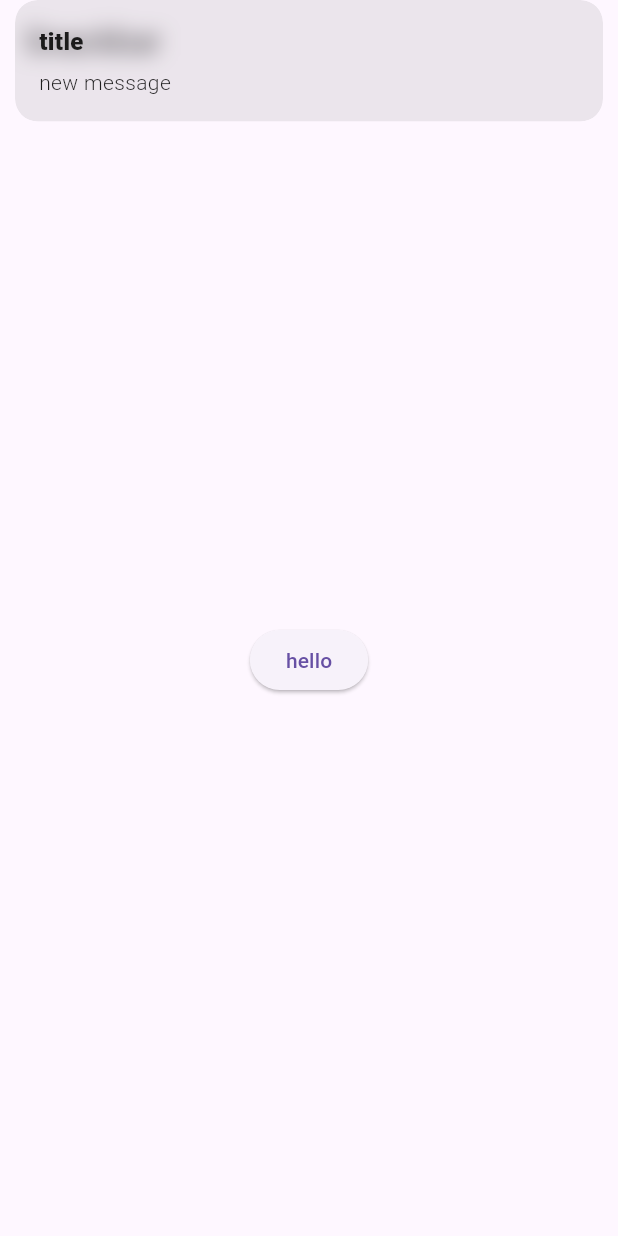
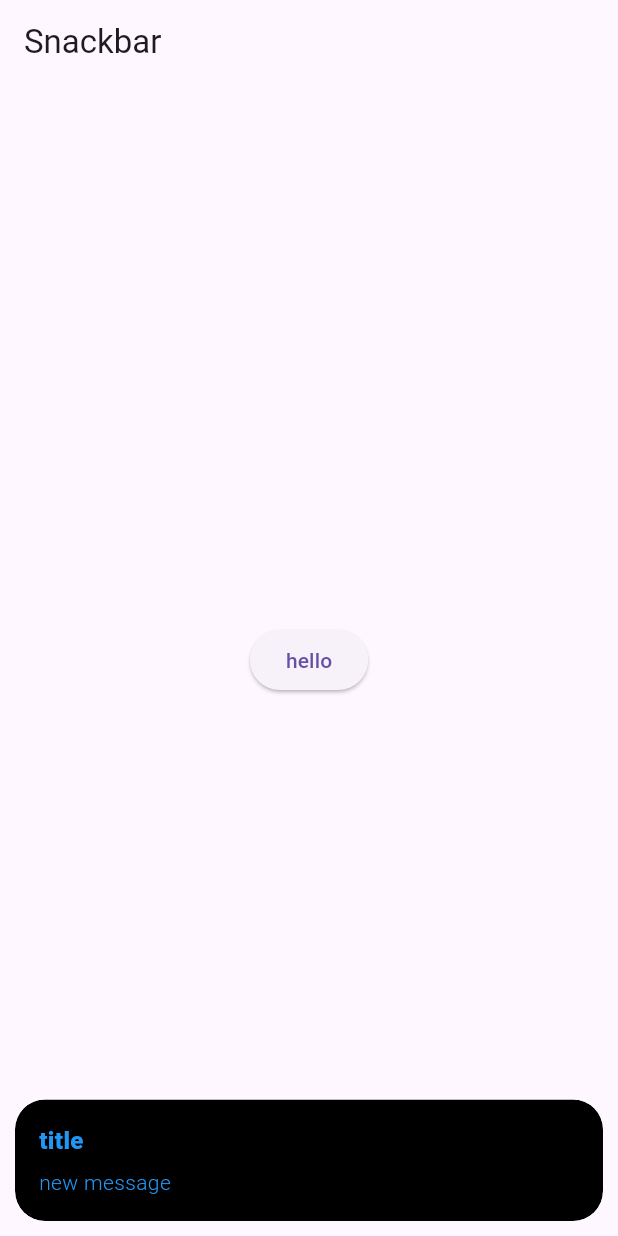
Before and after one commit to vini3055/flutterGetx, a Flutter app: the screen it shows after launch, after a tap on "hello", on a phone screen of 412 x 824 dp. Run offline on Flutter 3.47's test engine with Material 3 defaults, Android fonts, the light colour scheme and no system bars; our stand-ins replace get.

Commit message:
titletext, messagetext, colortext, backgroundcolor, margin, borderradius etc for the snackbar

```diff
--- a/lib/main.dart
+++ b/lib/main.dart
@@ -8,6 +8,7 @@
 
 class MyApp extends StatelessWidget {
   const MyApp({super.key});
+
   @override
   Widget build(BuildContext context) {
     return MaterialApp(
@@ -31,7 +32,6 @@
 }
 
 class _MyHomePageState extends State<MyHomePage> {
-
   @override
   Widget build(BuildContext context) {
     return GetMaterialApp(
@@ -44,16 +44,27 @@
           child: Column(
               mainAxisAlignment: MainAxisAlignment.center,
               crossAxisAlignment: CrossAxisAlignment.center,
-            children:
-            [
+              children: [
                 ElevatedButton(
                   onPressed: () {
-                  Get.snackbar('title', 'new message');
+                    Get.snackbar(
+                      'title', 'new message',
+                      snackPosition: SnackPosition.BOTTOM,
+                      // below titleText and messageText replaces the text above and message given
+                      // titleText: Text('another data'),
+                      // messageText: Text('data')
+                      // colorText changes the
+                      colorText: Colors.blue,
+                      backgroundColor: Colors.black,
+                      // we can allign the bottom part a bit above by using margine
+                      margin: EdgeInsets.only(bottom: 10, left: 10,right: 10),
+                      borderRadius: 20
+
+                    );
                   },
                   child: Text('hello'),
                 ),
-            ]
-          ),
+              ]),
         ),
       ),
     );
```
Lines whose indentation alone changed are shown as unchanged.
